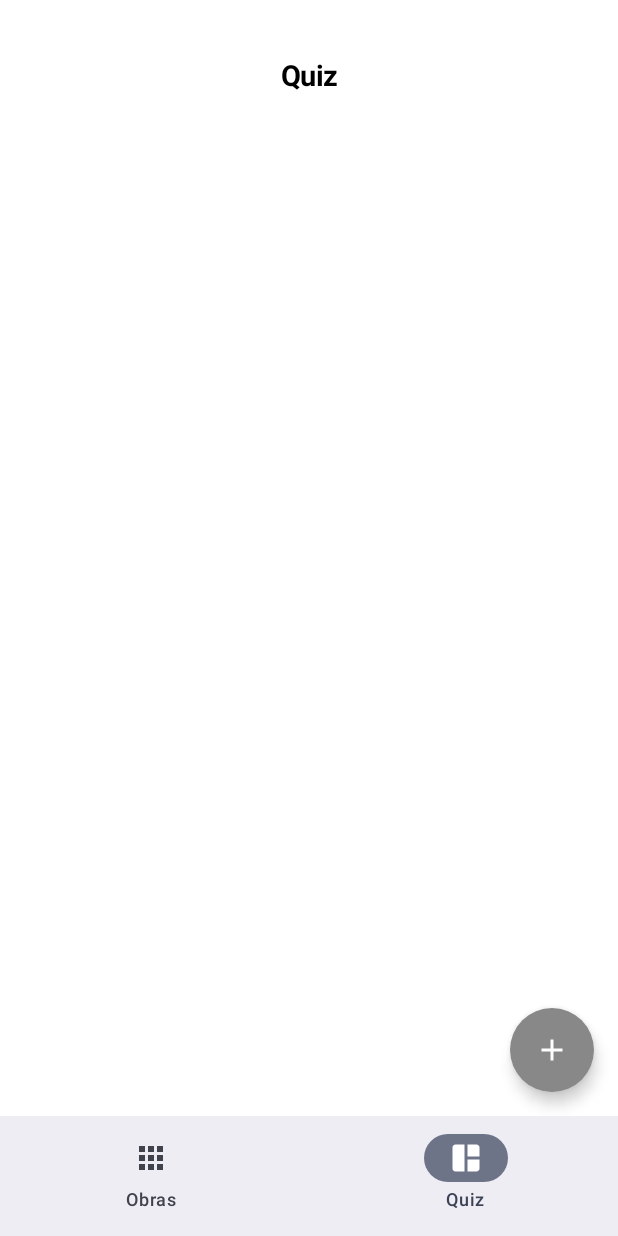
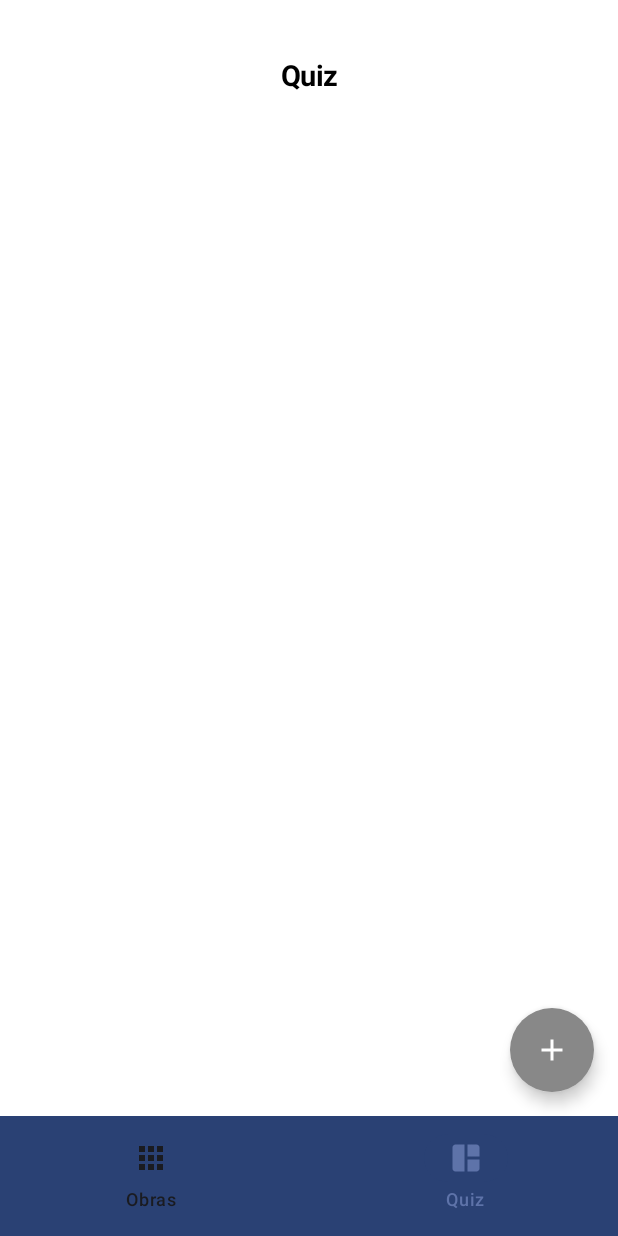
Before and after one commit to LKaio16/arte-em-foco-unifor, an Android app built with Jetpack Compose: the MainScreen screen opened through its navigation route, on a phone screen of 412 x 824 dp. Run offline under Robolectric (Android 15) with nearby library versions, the phone set to English and light mode, and no system bars; our stand-ins replace Dagger/Hilt's generated code, Firebase (no records; nobody signed in at launch, a user with empty details on screens opened directly), Picasso; pictures from the network do not load.

Commit message:
ajuste cores

```diff
--- a/app/src/main/java/com/example/arteemfoco/MainScreen.kt
+++ b/app/src/main/java/com/example/arteemfoco/MainScreen.kt
@@ -1,4 +1,5 @@
 package com.example.arteemfoco
+
 
 import androidx.compose.foundation.layout.PaddingValues
 import androidx.compose.foundation.layout.padding
@@ -10,18 +11,18 @@ import androidx.compose.material3.Text
 import androidx.compose.runtime.Composable
 import androidx.compose.runtime.getValue
 import androidx.compose.ui.Modifier
+import androidx.navigation.NavHostController
 import androidx.navigation.compose.currentBackStackEntryAsState
-import androidx.navigation.NavHostController
 import androidx.navigation.compose.rememberNavController
+import androidx.compose.material3.MaterialTheme
+import androidx.compose.material3.NavigationBarItemColors
 import bottomNavigationItems
+
 
 @Composable
 fun MainScreen() {
     val navController =
-        rememberNavController() // Certifique-se de que isso não está dentro de um bloco que causa recomposições frequentes
-
-//    SetupNavGraph(navController = navController)
-
+        rememberNavController()
     val navBackStackEntry by navController.currentBackStackEntryAsState()
     val currentDestination = navBackStackEntry?.destination
 
@@ -31,28 +32,30 @@ fun MainScreen() {
     }
 }
 
-//
-//) { innerPadding ->
-//    // Aqui, o 'innerPadding' deve ser passado para o conteúdo
-//    BottomNavGraph(
-//        navController = navController,
-//        modifier = Modifier.padding(innerPadding) // Usando o 'padding' fornecido pelo Scaffold
-//    )
-//}
-
-
 @Composable
 fun AdminScreenScaffold(navController: NavHostController, content: @Composable (PaddingValues) -> Unit) {
     Scaffold(
         bottomBar = {
-            NavigationBar {
+            NavigationBar(
+                containerColor = MaterialTheme.colorScheme.primary, // Cor do fundo do NavigationBar
+                contentColor = MaterialTheme.colorScheme.primary // Cor do pconteúdo do NavigationBar
+            ) {
                 bottomNavigationItems.forEach { item ->
                     if (item.route == Screen.ObraAdmin.route || item.route == Screen.QuizAdmin.route) {
                         NavigationBarItem(
                             selected = navController.currentDestination?.route == item.route,
                             onClick = { navController.navigate(item.route) },
                             label = { Text(item.title) },
-                            icon = { Icon(item.icon, contentDescription = item.title) }
+                            icon = { Icon(item.icon, contentDescription = item.title) },
+                            colors = NavigationBarItemColors(
+                                selectedIconColor = MaterialTheme.colorScheme.primaryContainer, // Cor do ícone selecionado
+                                selectedTextColor = MaterialTheme.colorScheme.primaryContainer, // Cor do texto selecionado
+                                selectedIndicatorColor = MaterialTheme.colorScheme.primary, // Cor do indicador selecionado
+                                unselectedIconColor = MaterialTheme.colorScheme.onSurface, // Cor do ícone não selecionado
+                                unselectedTextColor = MaterialTheme.colorScheme.onSurface, // Cor do texto não selecionado
+                                disabledIconColor = MaterialTheme.colorScheme.onSurface.copy(alpha = 0.38f), // Cor do ícone desabilitado
+                                disabledTextColor = MaterialTheme.colorScheme.onSurface.copy(alpha = 0.38f) // Cor do texto desabilitado
+                            )
                         )
                     }
                 }
--- a/app/src/main/java/com/example/arteemfoco/screens/StartScreen.kt
+++ b/app/src/main/java/com/example/arteemfoco/screens/StartScreen.kt
@@ -1,18 +1,15 @@
 package com.example.arteemfoco.screens
 
-import android.util.Log
 import android.widget.ImageView
 import androidx.compose.foundation.background
 import androidx.compose.foundation.clickable
 import androidx.compose.foundation.layout.Arrangement
-import androidx.compose.foundation.layout.Box
 import androidx.compose.foundation.layout.Column
 import androidx.compose.foundation.layout.Spacer
 import androidx.compose.foundation.layout.fillMaxSize
 import androidx.compose.foundation.layout.height
 import androidx.compose.foundation.layout.size
 import androidx.compose.foundation.layout.width
-import androidx.compose.foundation.shape.CircleShape
 import androidx.compose.foundation.shape.RoundedCornerShape
 import androidx.compose.material.Text
 import androidx.compose.material3.Button
@@ -20,11 +17,6 @@ import androidx.compose.runtime.Composable
 import androidx.compose.ui.Alignment
 import androidx.compose.ui.Modifier
 import androidx.compose.ui.draw.clip
-import androidx.compose.ui.graphics.Color
-import androidx.compose.ui.layout.ContentScale
-import androidx.compose.ui.platform.LocalContext
-import androidx.compose.ui.res.painterResource
-import androidx.compose.ui.res.stringResource
 import androidx.compose.ui.text.SpanStyle
 import androidx.compose.ui.text.buildAnnotatedString
 import androidx.compose.ui.text.font.FontWeight
@@ -36,28 +28,26 @@ import androidx.compose.ui.unit.dp
 import androidx.compose.ui.viewinterop.AndroidView
 import androidx.navigation.NavController
 import androidx.navigation.compose.rememberNavController
-import coil3.compose.AsyncImage
-import coil3.request.ImageRequest
-import coil3.request.crossfade
-import com.example.arteemfoco.R
-import com.google.firebase.firestore.FirebaseFirestore
 import com.squareup.picasso.Picasso
 
 @Composable
 fun StartScreen(navController: NavController) {
+    // Recupera as cores do tema atual
+    val colorPrimary = androidx.compose.material3.MaterialTheme.colorScheme.primary
+    val backgroundColor = androidx.compose.material3.MaterialTheme.colorScheme.background
+    val textColor = androidx.compose.material3.MaterialTheme.colorScheme.onBackground
+
     Column(
         horizontalAlignment = Alignment.CenterHorizontally,
         verticalArrangement = Arrangement.Center,
         modifier = Modifier
             .fillMaxSize()
-            .background(color = Color.White)
+            .background(color = backgroundColor) // Usa a cor de fundo do tema
     ) {
 
         Spacer(Modifier.height(10.dp))
 
         Spacer(Modifier.height(30.dp))
-
-        val colorPrimary = androidx.compose.material3.MaterialTheme.colorScheme.primary
 
         AndroidView(
             modifier = Modifier
@@ -74,7 +64,6 @@ fun StartScreen(navController: NavController) {
             }
         )
 
-
         Spacer(Modifier.height(20.dp))
 
         Button(
@@ -82,7 +71,9 @@ fun StartScreen(navController: NavController) {
                 .width(250.dp)
                 .clip(RoundedCornerShape(10.dp))
                 .background(colorPrimary),
-            onClick = { navController.navigate("quizEnterCodeScreen") }) {
+
+            onClick = { navController.navigate("quizEnterCodeScreen") }
+        ) {
             androidx.compose.material3.Text("Jogar")
         }
 
@@ -93,7 +84,9 @@ fun StartScreen(navController: NavController) {
                 .width(250.dp)
                 .clip(RoundedCornerShape(10.dp))
                 .background(colorPrimary),
-            onClick = { navController.navigate("obraScreen") }) {
+
+            onClick = { navController.navigate("obraScreen") }
+        ) {
             androidx.compose.material3.Text("Ver Obras")
         }
 
@@ -102,18 +95,20 @@ fun StartScreen(navController: NavController) {
         Text(
             text = buildAnnotatedString {
                 withStyle(style = SpanStyle(textDecoration = TextDecoration.Underline)) { // Sublinhado em todo o texto
-                    append("Entrar como Administrador")
+                    append("Entrar como ")
                     withStyle(
                         style = SpanStyle(
                             fontWeight = FontWeight.Bold
                         )
                     ) {
-                        append("sitamet.")
+                        append("Administrador.")
                     }
                 }
             },
-            color = Color.Black.copy(alpha = 0.5f), // Reduzir opacidade
-            modifier = Modifier.width(250.dp).clickable { navController.navigate("loginScreen") },
+            color = textColor.copy(alpha = 0.5f), // Usa a cor de texto do tema com opacidade reduzida
+            modifier = Modifier
+                .width(250.dp)
+                .clickable { navController.navigate("loginScreen") },
             textAlign = TextAlign.End
         )
     }
```
